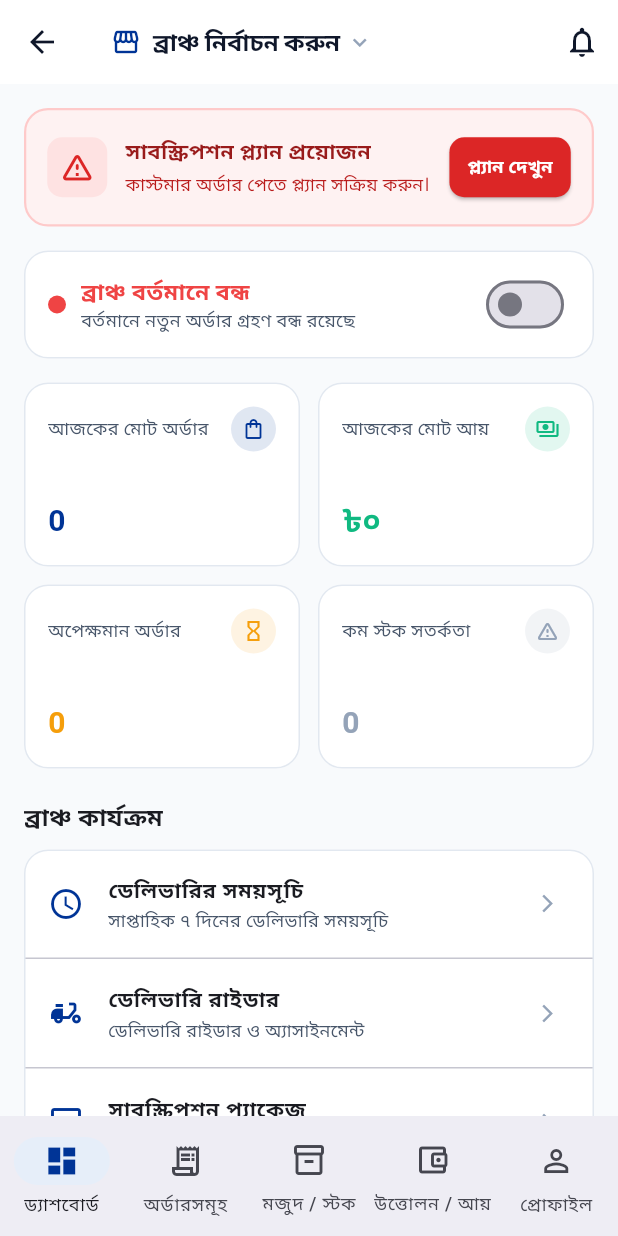
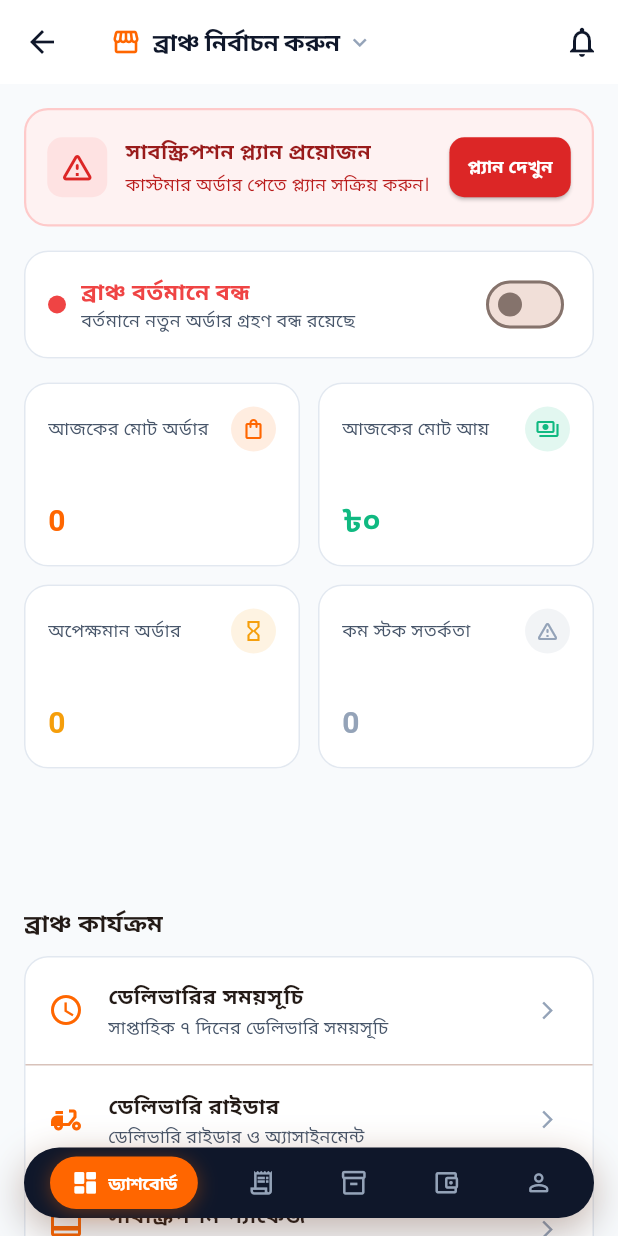
Before and after one commit to mahbubtechsavvy/gas_Vendor_App, a Flutter app: the VendorMainNavigationShell screen opened by its route, on a phone screen of 412 x 824 dp. Run offline on Flutter 3.47's test engine with Material 3 defaults, Android fonts, the phone set to English and light mode, and no system bars; our stand-ins replace cached_network_image, carousel_slider, dio, fl_chart, flutter_animate, flutter_svg and 5 more; accounts and stored records are empty; network calls fail.

Commit message:
feat(ui): complete luxury redesign and floating navbar for vendor mobile app

```diff
--- a/lib/core/storage/storage_service.dart
+++ b/lib/core/storage/storage_service.dart
@@ -57,4 +57,8 @@
     await _prefs?.remove(AppConfig.keySelectedBranchId);
     await _prefs?.remove(AppConfig.keyUserRole);
   }
+
+  Future<void> clearToken() async {
+    await clearAuth();
+  }
 }
--- a/lib/core/theme/app_theme.dart
+++ b/lib/core/theme/app_theme.dart
@@ -1,20 +1,23 @@
 import 'package:flutter/material.dart';
 
 class AppTheme {
-  static const Color primary = Color(0xFF003496);
-  static const Color primaryLight = Color(0xFFE6EEF9);
-  static const Color accent = Color(0xFFFF6600);
-  static const Color accentLight = Color(0xFFFFF0E6);
+  // Gas Lagba Luxe Partner Theme
+  static const Color primary = Color(0xFFFF6600);
+  static const Color primaryDark = Color(0xFFCC5200);
+  static const Color primaryLight = Color(0xFFFFF4ED);
+  static const Color accent = Color(0xFFFF9900);
+  static const Color accentLight = Color(0xFFFFF8EE);
 
   static const Color background = Color(0xFFF8FAFC);
   static const Color surface = Colors.white;
+  static const Color cardDark = Color(0xFF0F172A);
 
   static const Color success = Color(0xFF10B981);
-  static const Color successLight = Color(0xFFD1FAE5);
+  static const Color successLight = Color(0xFFECFDF5);
   static const Color warning = Color(0xFFF59E0B);
   static const Color warningLight = Color(0xFFFEF3C7);
   static const Color danger = Color(0xFFEF4444);
-  static const Color dangerLight = Color(0xFFFEE2E2);
+  static const Color dangerLight = Color(0xFFFEF2F2);
 
   static const Color textPrimary = Color(0xFF0F172A);
   static const Color textSecondary = Color(0xFF475569);
--- a/lib/screens/dashboard/vendor_main_navigation_shell.dart
+++ b/lib/screens/dashboard/vendor_main_navigation_shell.dart
@@ -1,8 +1,8 @@
 import 'package:flutter/material.dart';
 import 'package:provider/provider.dart';
 import '../../core/i18n/locale_provider.dart';
-import '../../core/theme/app_theme.dart';
 import '../../providers/vendor_order_provider.dart';
+import '../../widgets/floating_pill_nav_bar.dart';
 import '../inventory/branch_inventory_screen.dart';
 import '../order/vendor_orders_screen.dart';
 import '../payouts/payout_ledger_screen.dart';
@@ -42,46 +42,38 @@
     ];
 
     return Scaffold(
+      backgroundColor: const Color(0xFFF8FAFC),
+      extendBody: true,
       body: screens[_currentIndex],
-      bottomNavigationBar: NavigationBar(
-        selectedIndex: _currentIndex,
-        onDestinationSelected: (idx) => setState(() => _currentIndex = idx),
-        indicatorColor: AppTheme.primaryLight,
-        destinations: [
-          NavigationDestination(
-            icon: const Icon(Icons.dashboard_outlined),
-            selectedIcon: const Icon(Icons.dashboard, color: AppTheme.primary),
-            label: loc.tr('dashboard'),
+      bottomNavigationBar: FloatingPillNavBar(
+        currentIndex: _currentIndex,
+        onTap: (idx) => setState(() => _currentIndex = idx),
+        items: [
+          FloatingNavItem(
+            icon: Icons.dashboard_outlined,
+            activeIcon: Icons.dashboard_rounded,
+            label: loc.isBangla ? 'ড্যাশবোর্ড' : 'Dashboard',
           ),
-          NavigationDestination(
-            icon: Badge(
-              isLabelVisible: pendingCount > 0,
-              label: Text('$pendingCount'),
-              backgroundColor: AppTheme.accent,
-              child: const Icon(Icons.receipt_long_outlined),
-            ),
-            selectedIcon: Badge(
-              isLabelVisible: pendingCount > 0,
-              label: Text('$pendingCount'),
-              backgroundColor: AppTheme.accent,
-              child: const Icon(Icons.receipt_long, color: AppTheme.primary),
-            ),
-            label: loc.tr('orders'),
+          FloatingNavItem(
+            icon: Icons.receipt_long_outlined,
+            activeIcon: Icons.receipt_long_rounded,
+            label: loc.isBangla ? 'অর্ডার' : 'Orders',
+            badgeCount: pendingCount,
           ),
-          NavigationDestination(
-            icon: const Icon(Icons.inventory_2_outlined),
-            selectedIcon: const Icon(Icons.inventory_2, color: AppTheme.primary),
-            label: loc.tr('inventory'),
+          FloatingNavItem(
+            icon: Icons.inventory_2_outlined,
+            activeIcon: Icons.inventory_2_rounded,
+            label: loc.isBangla ? 'স্টক' : 'Inventory',
           ),
-          NavigationDestination(
-            icon: const Icon(Icons.account_balance_wallet_outlined),
-            selectedIcon: const Icon(Icons.account_balance_wallet, color: AppTheme.primary),
-            label: loc.tr('payouts'),
+          FloatingNavItem(
+            icon: Icons.account_balance_wallet_outlined,
+            activeIcon: Icons.account_balance_wallet_rounded,
+            label: loc.isBangla ? 'আয়' : 'Payouts',
           ),
-          NavigationDestination(
-            icon: const Icon(Icons.person_outline),
-            selectedIcon: const Icon(Icons.person, color: AppTheme.primary),
-            label: loc.tr('profile'),
+          FloatingNavItem(
+            icon: Icons.person_outline_rounded,
+            activeIcon: Icons.person_rounded,
+            label: loc.isBangla ? 'প্রোফাইল' : 'Profile',
           ),
         ],
       ),
--- /dev/null
+++ b/lib/widgets/floating_pill_nav_bar.dart
@@ -0,0 +1,136 @@
+import 'package:flutter/material.dart';
+import 'package:flutter/services.dart';
+
+class FloatingNavItem {
+  final IconData icon;
+  final IconData activeIcon;
+  final String label;
+  final int badgeCount;
+
+  const FloatingNavItem({
+    required this.icon,
+    required this.activeIcon,
+    required this.label,
+    this.badgeCount = 0,
+  });
+}
+
+class FloatingPillNavBar extends StatelessWidget {
+  final int currentIndex;
+  final ValueChanged<int> onTap;
+  final List<FloatingNavItem> items;
+
+  const FloatingPillNavBar({
+    super.key,
+    required this.currentIndex,
+    required this.onTap,
+    required this.items,
+  });
+
+  @override
+  Widget build(BuildContext context) {
+    return Container(
+      margin: const EdgeInsets.symmetric(horizontal: 16, vertical: 12),
+      padding: const EdgeInsets.symmetric(horizontal: 6, vertical: 6),
+      decoration: BoxDecoration(
+        color: const Color(0xFF0F172A), // Deep Slate Midnight
+        borderRadius: BorderRadius.circular(34),
+        boxShadow: [
+          BoxShadow(
+            color: const Color(0xFF0F172A).withValues(alpha: 0.28),
+            blurRadius: 24,
+            offset: const Offset(0, 10),
+          ),
+          BoxShadow(
+            color: const Color(0xFFFF6600).withValues(alpha: 0.12),
+            blurRadius: 18,
+            offset: const Offset(0, 4),
+          ),
+        ],
+      ),
+      child: Row(
+        mainAxisAlignment: MainAxisAlignment.spaceAround,
+        children: List.generate(items.length, (index) {
+          final item = items[index];
+          final isSelected = index == currentIndex;
+
+          return GestureDetector(
+            onTap: () {
+              HapticFeedback.lightImpact();
+              onTap(index);
+            },
+            behavior: HitTestBehavior.opaque,
+            child: AnimatedContainer(
+              duration: const Duration(milliseconds: 240),
+              curve: Curves.easeOutCubic,
+              padding: EdgeInsets.symmetric(
+                horizontal: isSelected ? 14 : 10,
+                vertical: 8,
+              ),
+              decoration: BoxDecoration(
+                color: isSelected ? const Color(0xFFFF6600) : Colors.transparent,
+                borderRadius: BorderRadius.circular(26),
+                boxShadow: isSelected
+                    ? [
+                        BoxShadow(
+                          color: const Color(0xFFFF6600).withValues(alpha: 0.35),
+                          blurRadius: 10,
+                          offset: const Offset(0, 2),
+                        ),
+                      ]
+                    : null,
+              ),
+              child: Row(
+                mainAxisSize: MainAxisSize.min,
+                children: [
+                  Stack(
+                    clipBehavior: Clip.none,
+                    children: [
+                      Icon(
+                        isSelected ? item.activeIcon : item.icon,
+                        size: 19,
+                        color: isSelected ? Colors.white : const Color(0xFF94A3B8),
+                      ),
+                      if (item.badgeCount > 0)
+                        Positioned(
+                          top: -5,
+                          right: -7,
+                          child: Container(
+                            padding: const EdgeInsets.symmetric(horizontal: 4, vertical: 1),
+                            decoration: BoxDecoration(
+                              color: isSelected ? const Color(0xFF0F172A) : const Color(0xFFFF6600),
+                              borderRadius: BorderRadius.circular(8),
+                            ),
+                            child: Text(
+                              item.badgeCount > 99 ? '99+' : item.badgeCount.toString(),
+                              style: const TextStyle(
+                                color: Colors.white,
+                                fontSize: 8.5,
+                                fontWeight: FontWeight.w800,
+                              ),
+                            ),
+                          ),
+                        ),
+                    ],
+                  ),
+                  if (isSelected) ...[
+                    const SizedBox(width: 6),
+                    Text(
+                      item.label,
+                      style: const TextStyle(
+                        color: Colors.white,
+                        fontSize: 11.5,
+                        fontWeight: FontWeight.w700,
+                        letterSpacing: -0.2,
+                      ),
+                    ),
+                  ],
+                ],
+              ),
+            ),
+          );
+        }),
+      ),
+    );
+  }
+}
```
